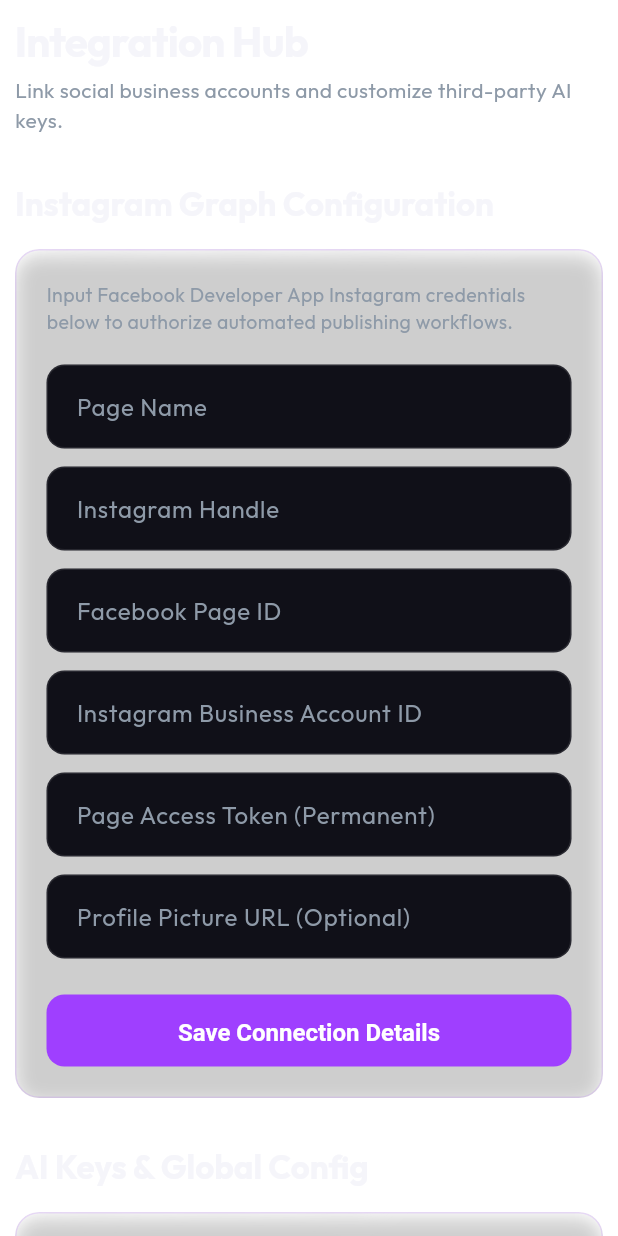
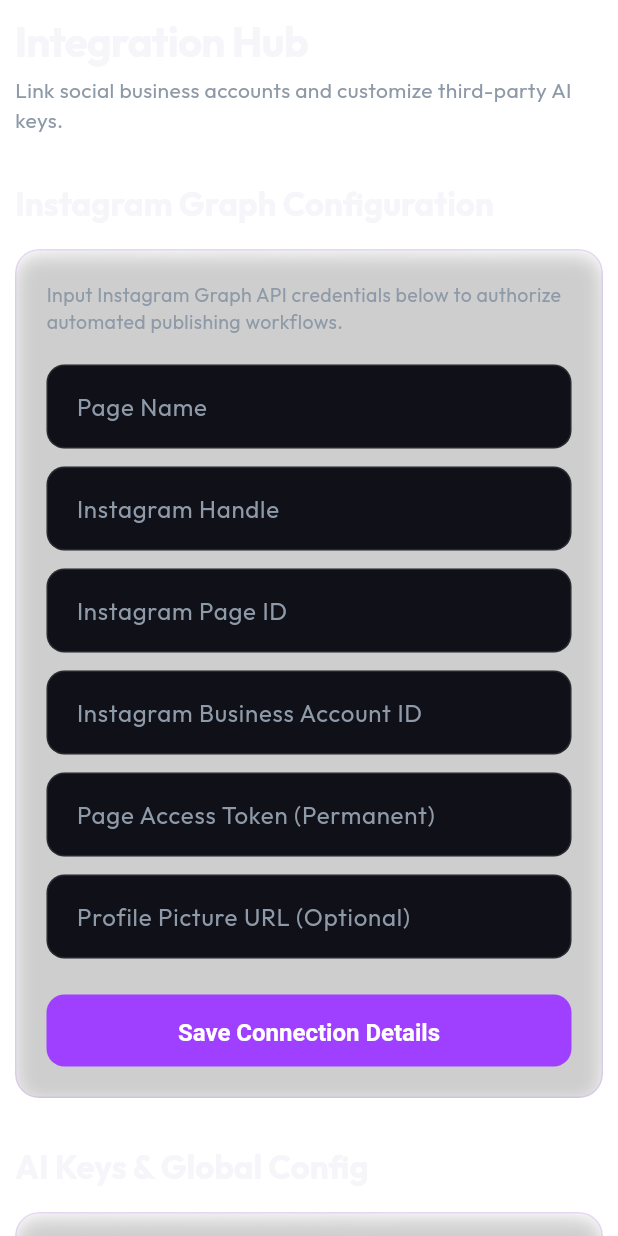
Before and after one commit to Pradipjadav05/insta-auto-ai, a Flutter app: the InstagramScreen screen opened directly, on a phone screen of 412 x 824 dp. Run offline on Flutter 3.47's test engine with Material 3 defaults, Android fonts, the phone set to English and light mode, and no system bars; our stand-ins replace cloud_firestore, firebase_auth, firebase_core, flutter_riverpod, google_fonts; accounts and stored records are empty.

Commit message:
remove facebook config

```diff
--- a/lib/features/instagram/presentation/instagram_screen.dart
+++ b/lib/features/instagram/presentation/instagram_screen.dart
@@ -301,7 +301,7 @@
           const SizedBox(height: 24),
           const Divider(),
           const SizedBox(height: 12),
-          _buildDetailRow('Facebook Page ID', account.pageId),
+          _buildDetailRow('Instagram Page ID', account.pageId),
           _buildDetailRow('Instagram Account ID', account.instagramBusinessAccountId),
           _buildDetailRow('Page Access Token', '••••••••••••••••••••••••'),
           const SizedBox(height: 24),
@@ -344,7 +344,7 @@
           crossAxisAlignment: CrossAxisAlignment.stretch,
           children: [
             const Text(
-              'Input Facebook Developer App Instagram credentials below to authorize automated publishing workflows.',
+              'Input Instagram Graph API credentials below to authorize automated publishing workflows.',
               style: TextStyle(fontSize: 13, color: AppTheme.textSecondary),
             ),
             const SizedBox(height: 20),
@@ -362,8 +362,8 @@
             const SizedBox(height: 12),
             TextFormField(
               controller: _pageIdController,
-              decoration: const InputDecoration(labelText: 'Facebook Page ID'),
-              validator: (v) => v!.isEmpty ? 'Facebook Page ID required' : null,
+              decoration: const InputDecoration(labelText: 'Instagram Page ID'),
+              validator: (v) => v!.isEmpty ? 'Instagram Page ID required' : null,
             ),
             const SizedBox(height: 12),
             TextFormField(
```
Also changed, not shown: 1 other file.
